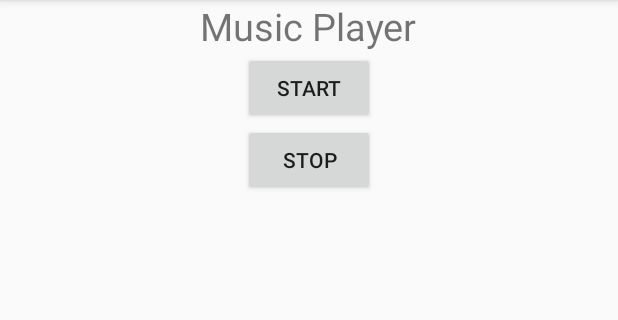
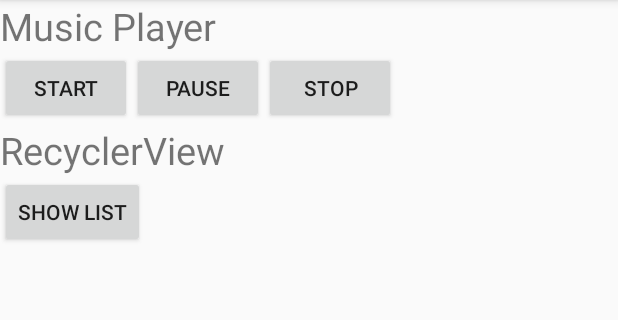
Before and after one commit to TimothyGeorgeson/Week3Day3, an Android app: the screen it shows after launch (MainActivity), on a phone screen of 412 x 824 dp, the part 84-404 px from its top. Run offline under Robolectric (Android 15) with nearby library versions, the phone set to English and light mode, and no system bars.

Commit message:
Add layout/classes for RecyclerView

```diff
--- a/app/build.gradle
+++ b/app/build.gradle
@@ -27,4 +27,5 @@ dependencies {
     androidTestImplementation 'com.android.support.test.espresso:espresso-core:3.0.2'
 
     implementation "com.android.support:support-compat:28.0.0"
+    implementation 'com.android.support:recyclerview-v7:28.0.0'
 }
--- a/app/src/main/java/com/example/consultants/week3day3/MainActivity.java
+++ b/app/src/main/java/com/example/consultants/week3day3/MainActivity.java
@@ -4,16 +4,24 @@ import android.content.Intent;
 import android.content.IntentFilter;
 import android.support.v7.app.AppCompatActivity;
 import android.os.Bundle;
+import android.support.v7.widget.LinearLayoutManager;
+import android.support.v7.widget.RecyclerView;
 import android.view.View;
 
 public class MainActivity extends AppCompatActivity {
 
     private NotificationReceiver notificationReceiver;
+    private RecyclerView rvList;
+    private RecyclerView.Adapter adapter;
+    private RecyclerView.LayoutManager layoutManager;
 
     @Override
     protected void onCreate(Bundle savedInstanceState) {
         super.onCreate(savedInstanceState);
         setContentView(R.layout.activity_main);
+        rvList = findViewById(R.id.rvList);
+        layoutManager = new LinearLayoutManager(this);
+        rvList.setLayoutManager(layoutManager);
     }
 
     @Override
@@ -43,10 +51,18 @@ public class MainActivity extends AppCompatActivity {
                 intent.setAction(MusicService.NOTIFY_PLAY);
                 startService(intent);
                 break;
+            case R.id.btnPause:
+                intent.setAction(MusicService.NOTIFY_PAUSE);
+                startService(intent);
+                break;
             case R.id.btnStop:
                 intent.setAction(MusicService.NOTIFY_STOP);
                 startService(intent);
                 break;
         }
     }
+
+    public void showList(View view) {
+
+    }
 }
--- a/app/src/main/res/layout/activity_main.xml
+++ b/app/src/main/res/layout/activity_main.xml
@@ -2,30 +2,63 @@
 <LinearLayout xmlns:android="http://schemas.android.com/apk/res/android"
     xmlns:app="http://schemas.android.com/apk/res-auto"
     xmlns:tools="http://schemas.android.com/tools"
-    android:orientation="vertical"
-    android:gravity="center_horizontal"
     android:layout_width="match_parent"
     android:layout_height="match_parent"
+    android:orientation="vertical"
     tools:context=".MainActivity">
 
     <TextView
+        android:layout_width="wrap_content"
+        android:layout_height="wrap_content"
         android:text="Music Player"
-        android:textSize="25sp"
+        android:textSize="25sp" />
+
+    <LinearLayout
+        android:layout_width="match_parent"
+        android:layout_height="wrap_content"
+        android:orientation="horizontal">
+
+        <Button
+            android:id="@+id/btnStart"
+            android:layout_width="wrap_content"
+            android:layout_height="wrap_content"
+            android:onClick="clickMusic"
+            android:text="Start" />
+
+        <Button
+            android:id="@+id/btnPause"
+            android:layout_width="wrap_content"
+            android:layout_height="wrap_content"
+            android:onClick="clickMusic"
+            android:text="Pause" />
+
+        <Button
+            android:id="@+id/btnStop"
+            android:layout_width="wrap_content"
+            android:layout_height="wrap_content"
+            android:onClick="clickMusic"
+            android:text="Stop" />
+
+    </LinearLayout>
+
+    <TextView
+        android:layout_width="wrap_content"
+        android:layout_height="wrap_content"
+        android:text="RecyclerView"
+        android:textSize="25sp" />
+
+    <Button
+        android:onClick="showList"
+        android:text="Show List"
         android:layout_width="wrap_content"
         android:layout_height="wrap_content" />
 
-    <Button
-        android:id="@+id/btnStart"
-        android:onClick="clickMusic"
-        android:text="Start"
-        android:layout_width="wrap_content"
-        android:layout_height="wrap_content" />
+    <android.support.v7.widget.RecyclerView
+        android:id="@+id/rvList"
+        android:layout_width="match_parent"
+        android:layout_height="wrap_content">
 
-    <Button
-        android:id="@+id/btnStop"
-        android:onClick="clickMusic"
-        android:text="Stop"
-        android:layout_width="wrap_content"
-        android:layout_height="wrap_content" />
+    </android.support.v7.widget.RecyclerView>
+
 
 </LinearLayout>
```
Also changed, not shown: app/src/main/java/com/example/consultants/week3day3/MyAdapter.java (added, +34 -0 lines), app/src/main/res/layout/list_view_item.xml (added, +33 -0 lines).
